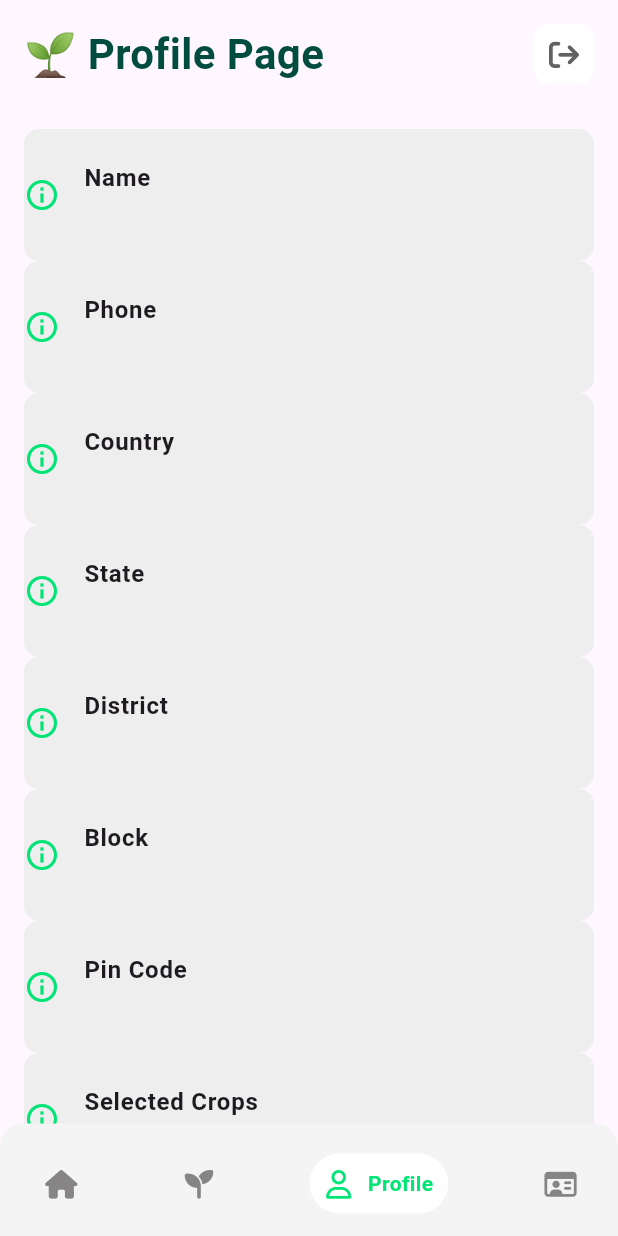
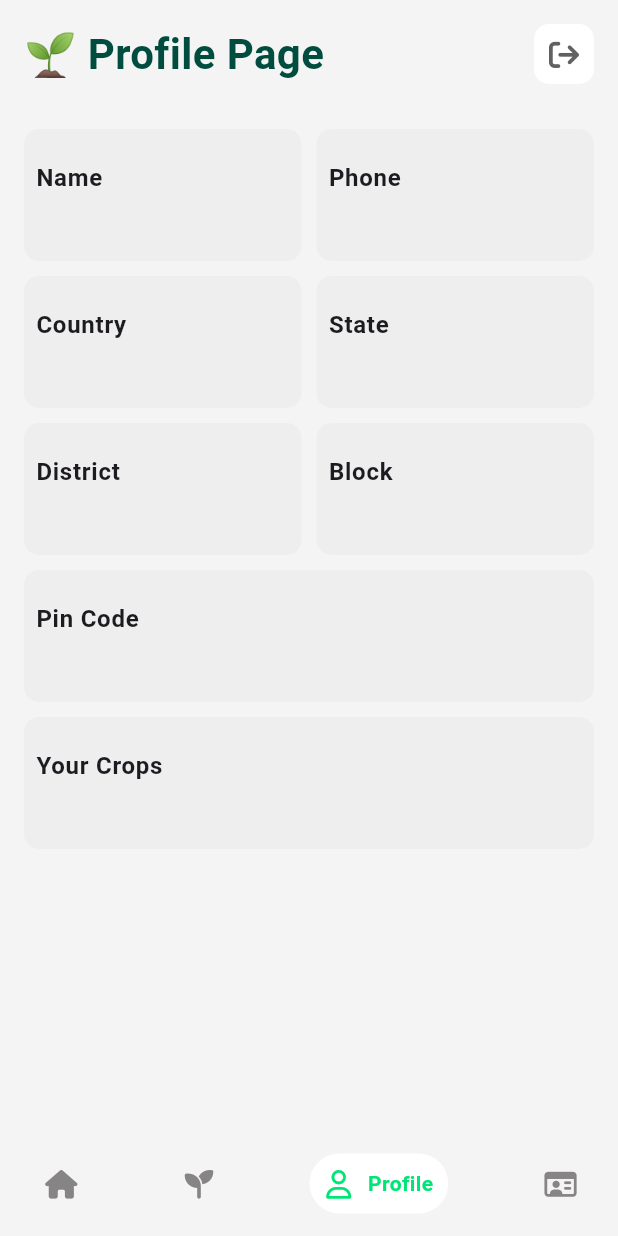
Before and after one commit to SIH-CodeFusers/Aigro-App, a Flutter app: the ProfilePage screen opened by its route, on a phone screen of 412 x 824 dp. Run offline on Flutter 3.47's test engine with Material 3 defaults, Android fonts, the phone set to English and light mode, and no system bars; drawn by our look-alikes of google_nav_bar; our stand-ins replace dotted_border, flutter_feather_icons, flutter_map, font_awesome_flutter, hive, hive_flutter and 4 more; missing offline and left inert: tflite_v2; accounts and stored records are empty; network calls fail.

```diff
--- a/lib/pages/profile.dart
+++ b/lib/pages/profile.dart
@@ -40,6 +40,7 @@ class _ProfilePageState extends State<ProfilePage> {
   @override
   Widget build(BuildContext context) {
     return Scaffold(
+      backgroundColor: context.theme.canvasColor,
       body: SafeArea(
         child: SingleChildScrollView(
           child: Padding(
@@ -95,21 +96,40 @@ class _ProfilePageState extends State<ProfilePage> {
 Widget _buildProfileInfo() {
   return Column(
     children: [
-        _buildListTile("Name", bdb.userName),
-        _buildListTile("Phone", bdb.userPhn),
-        _buildListTile("Country", bdb.userCountry),
-        _buildListTile("State", bdb.userState),
-        _buildListTile("District", bdb.userDistrict),
-        _buildListTile("Block", bdb.userBlock),
+      Row(
+        children: [
+          Expanded(child: _buildListTile("Name", bdb.userName)),
+          SizedBox(width: 10),
+          Expanded(child: _buildListTile("Phone", bdb.userPhn)),
+        ],
+      ),
+      SizedBox(height: 10),
+      Row(
+        children: [
+          Expanded(child: _buildListTile("Country", bdb.userCountry)),
+          SizedBox(width: 10),
+          Expanded(child: _buildListTile("State", bdb.userState)),
+        ],
+      ),
+      SizedBox(height: 10),
+      Row(
+        children: [
+          Expanded(child: _buildListTile("District", bdb.userDistrict)),
+          SizedBox(width: 10),
+          Expanded(child: _buildListTile("Block", bdb.userBlock)),
+        ],
+      ),
+      SizedBox(height: 10),
       _buildListTile("Pin Code", bdb.userPin),
-        _buildListTile("Selected Crops", bdb.userCrops.join(", ")),
+      SizedBox(height: 10),
+      _buildListTile("Your Crops", bdb.userCrops.join(", ")),
     ],
   );
 }
 
   Widget _buildListTile(String title, String subtitle) {
     return ListTile(
-      contentPadding: EdgeInsets.symmetric(vertical: 8),
+      contentPadding: EdgeInsets.symmetric(vertical: 8,horizontal: 8),
       title: Text(
         title,
         style: TextStyle(
@@ -122,10 +142,6 @@ class _ProfilePageState extends State<ProfilePage> {
       shape: RoundedRectangleBorder(
         borderRadius: BorderRadius.circular(10),
       ),
-      leading: Icon(
-        Icons.info_outline,
-        color: context.theme.cardColor,
-      ),
     );
   }
 }
```
Also changed, not shown: lib/pages/disease_mapping.dart (+4 -4 lines), lib/pages/get_started.dart (+17 -7 lines), lib/pages/home.dart (+15 -2 lines), lib/pages/offline_detection.dart (+11 -8 lines), lib/widgets/circle_painter.dart (+11 -11 lines), assets/images/apetizer.png (deleted), assets/images/biriyani_dish.jpg (deleted), assets/images/breakfast.png (deleted), assets/images/dinner.png (deleted), assets/images/get_started.jpeg (added), assets/images/get_started.png (deleted), assets/images/lunch.png (deleted), assets/images/onboard-bg.png (deleted), assets/images/recovery_time.png (added), 1 more files, 16 other files. Lines whose indentation alone changed are shown as unchanged.
